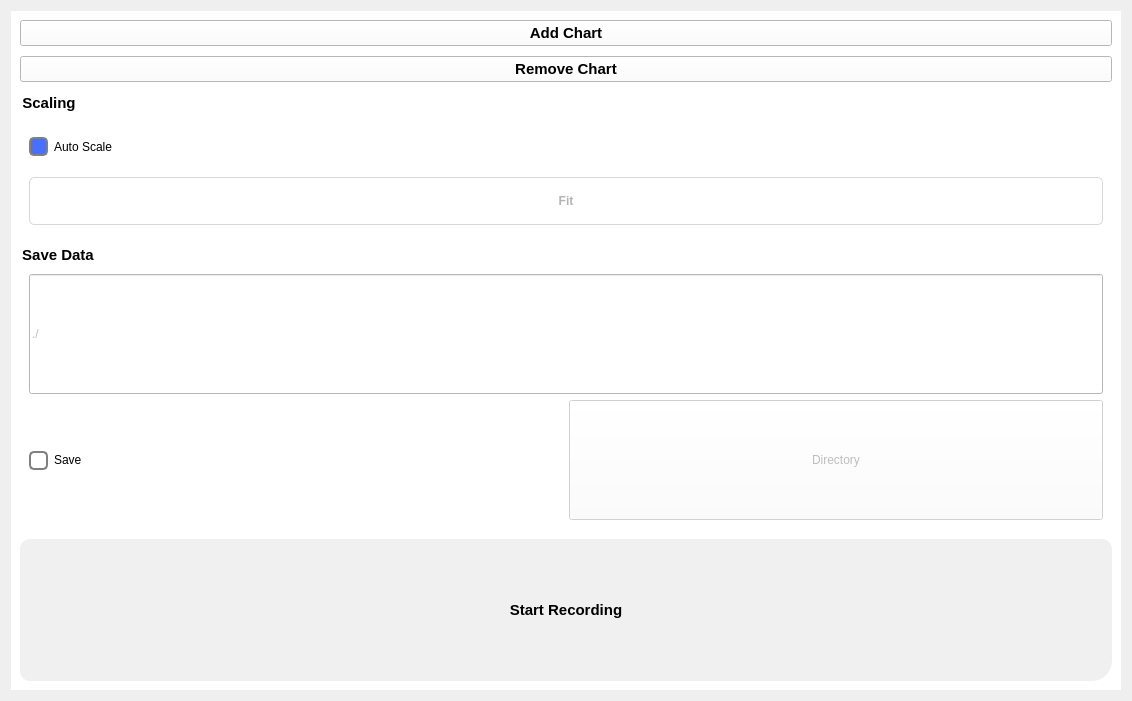
First picture: the form in src/PlotWidget.ui, repository thinkexist1989/rocos-viz, before the edit.
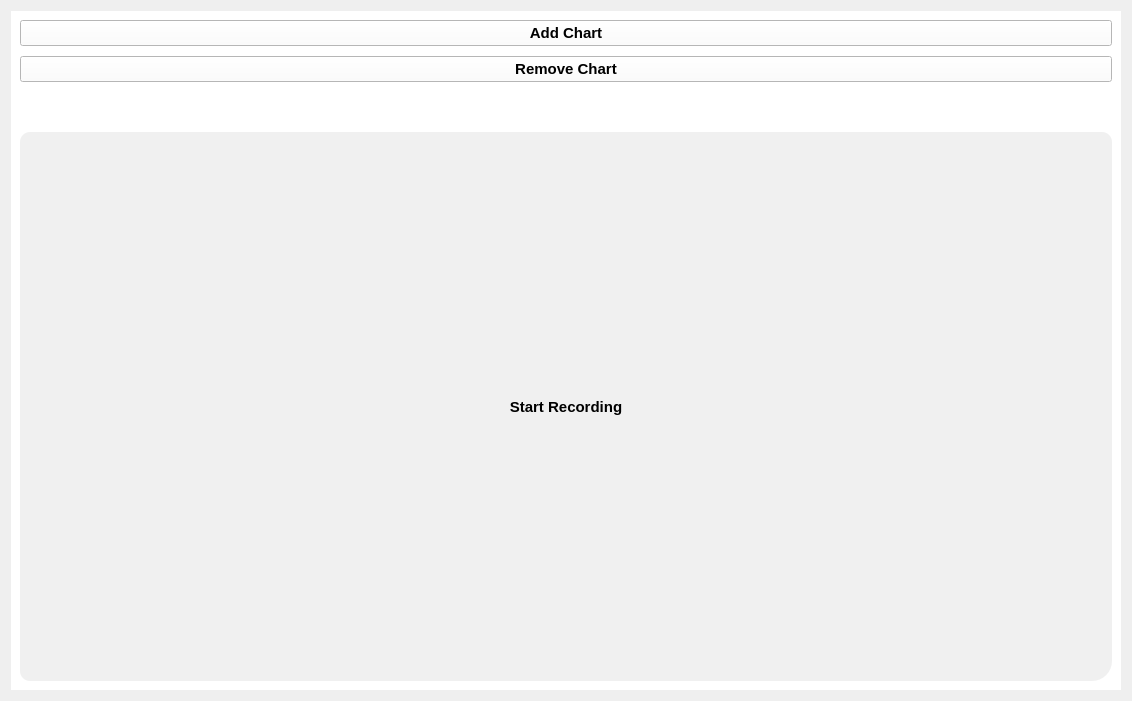
Second picture: the form after the edit. Icons and pictures are not drawn.

What changed in the file:
```diff
--- a/src/PlotWidget.ui
+++ b/src/PlotWidget.ui
@@ -49,7 +49,7 @@
      </property>
      <layout class="QGridLayout" name="gridLayout_4" rowstretch="15,1" columnstretch="6,1">
       <item row="0" column="1" rowspan="2">
-       <layout class="QVBoxLayout" name="verticalLayout" stretch="0,0,1,2,1">
+       <layout class="QVBoxLayout" name="verticalLayout" stretch="0,0,0,1">
         <property name="spacing">
          <number>10</number>
         </property>
@@ -68,142 +68,17 @@
          </widget>
         </item>
         <item>
-         <widget class="QGroupBox" name="scaleGroupBox">
-          <property name="styleSheet">
-           <string notr="true">QGroupBox {
-	font-weight: bold;
-	background-color: white;
-	border-radius: 10px;
-}</string>
+         <spacer name="verticalSpacer">
+          <property name="orientation">
+           <enum>Qt::Vertical</enum>
           </property>
-          <property name="title">
-           <string>Scaling</string>
+          <property name="sizeHint" stdset="0">
+           <size>
+            <width>20</width>
+            <height>40</height>
+           </size>
           </property>
-          <layout class="QGridLayout" name="gridLayout_5">
-           <property name="topMargin">
-            <number>30</number>
-           </property>
-           <item row="0" column="0">
-            <widget class="QCheckBox" name="scaleCheck">
-             <property name="sizePolicy">
-              <sizepolicy hsizetype="Preferred" vsizetype="Preferred">
-               <horstretch>0</horstretch>
-               <verstretch>0</verstretch>
-              </sizepolicy>
-             </property>
-             <property name="styleSheet">
-              <string notr="true">font: 11pt &quot;Alibaba PuHuiTi 3.0&quot;;</string>
-             </property>
-             <property name="text">
-              <string>Auto Scale</string>
-             </property>
-             <property name="checked">
-              <bool>true</bool>
-             </property>
-            </widget>
-           </item>
-           <item row="1" column="0">
-            <widget class="QPushButton" name="fitButton">
-             <property name="sizePolicy">
-              <sizepolicy hsizetype="Preferred" vsizetype="Preferred">
-               <horstretch>0</horstretch>
-               <verstretch>0</verstretch>
-              </sizepolicy>
-             </property>
-             <property name="styleSheet">
-              <string notr="true">QPushButton {
-	background-color: white;
-	border: 1px solid #D8D8D8;
-	border-radius: 5px;
-	color: #B3B4B5;
-	font-weight: bold;
-}
-
-QPushButton:hover {
-	background-color: #D8D8D8;
-	color: #262626;
-}
-
-QPushButton:pressed, QPushButton:checked {
-	background-color: #DFF3FC;
-	color: #262626;
-	border: 0;
-}</string>
-             </property>
-             <property name="text">
-              <string>Fit</string>
-             </property>
-            </widget>
-           </item>
-          </layout>
-         </widget>
-        </item>
-        <item>
-         <widget class="QGroupBox" name="saveDataGroupBox">
-          <property name="styleSheet">
-           <string notr="true">QGroupBox {
-	font-weight: bold;
-	background-color: white;
-	border-radius: 10px;
-}</string>
-          </property>
-          <property name="title">
-           <string>Save Data</string>
-          </property>
-          <layout class="QGridLayout" name="gridLayout_3">
-           <property name="topMargin">
-            <number>30</number>
-           </property>
-           <item row="1" column="1">
-            <widget class="QPushButton" name="dirButton">
-             <property name="enabled">
-              <bool>false</bool>
-             </property>
-             <property name="sizePolicy">
-              <sizepolicy hsizetype="Preferred" vsizetype="Preferred">
-               <horstretch>0</horstretch>
-               <verstretch>0</verstretch>
-              </sizepolicy>
-             </property>
-             <property name="styleSheet">
-              <string notr="true">font: 11pt &quot;Alibaba PuHuiTi 3.0&quot;;</string>
-             </property>
-             <property name="text">
-              <string>Directory</string>
-             </property>
-            </widget>
-           </item>
-           <item row="1" column="0">
-            <widget class="QCheckBox" name="saveCheck">
-             <property name="sizePolicy">
-              <sizepolicy hsizetype="Preferred" vsizetype="Preferred">
-               <horstretch>0</horstretch>
-               <verstretch>0</verstretch>
-              </sizepolicy>
-             </property>
-             <property name="text">
-              <string>Save</string>
-             </property>
-            </widget>
-           </item>
-           <item row="0" column="0" colspan="2">
-            <widget class="QLineEdit" name="dataSavePathEdit">
-             <property name="enabled">
-              <bool>false</bool>
-             </property>
-             <property name="sizePolicy">
-              <sizepolicy hsizetype="Preferred" vsizetype="Preferred">
-               <horstretch>0</horstretch>
-               <verstretch>0</verstretch>
-              </sizepolicy>
-             </property>
-             <property name="text">
-              <string>./</string>
-             </property>
-            </widget>
-           </item>
-          </layout>
-         </widget>
+         </spacer>
         </item>
         <item>
          <widget class="QPushButton" name="recordButton">
```
Left out of the diff: 2 changed lines with no effect on the pictures.
